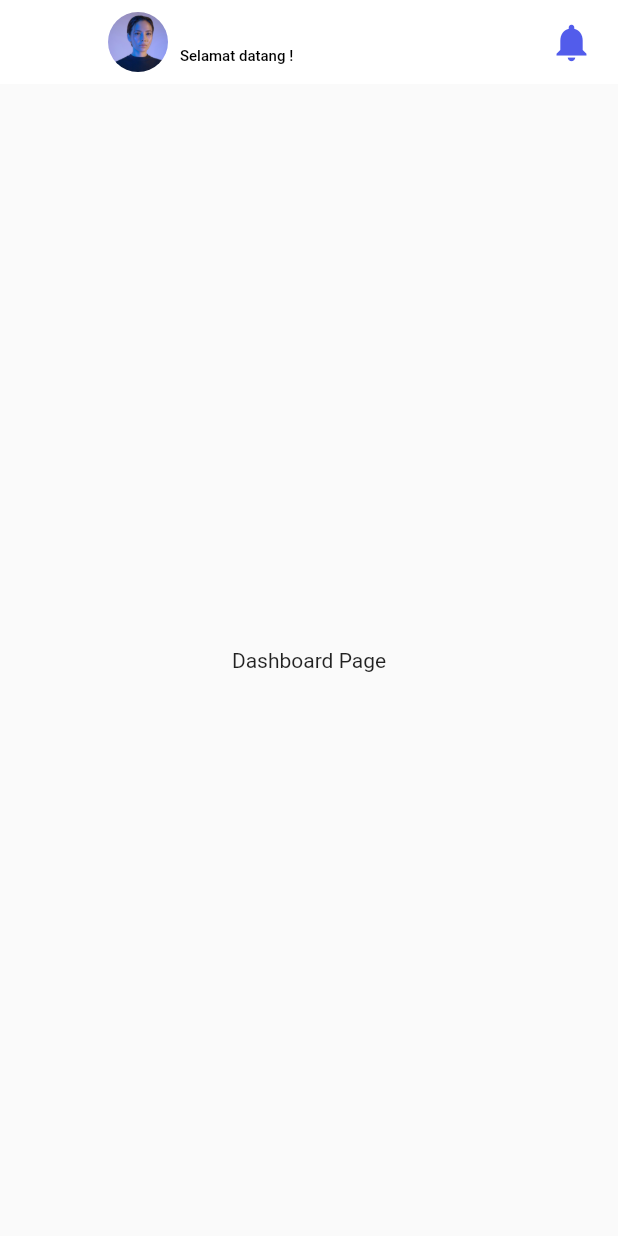
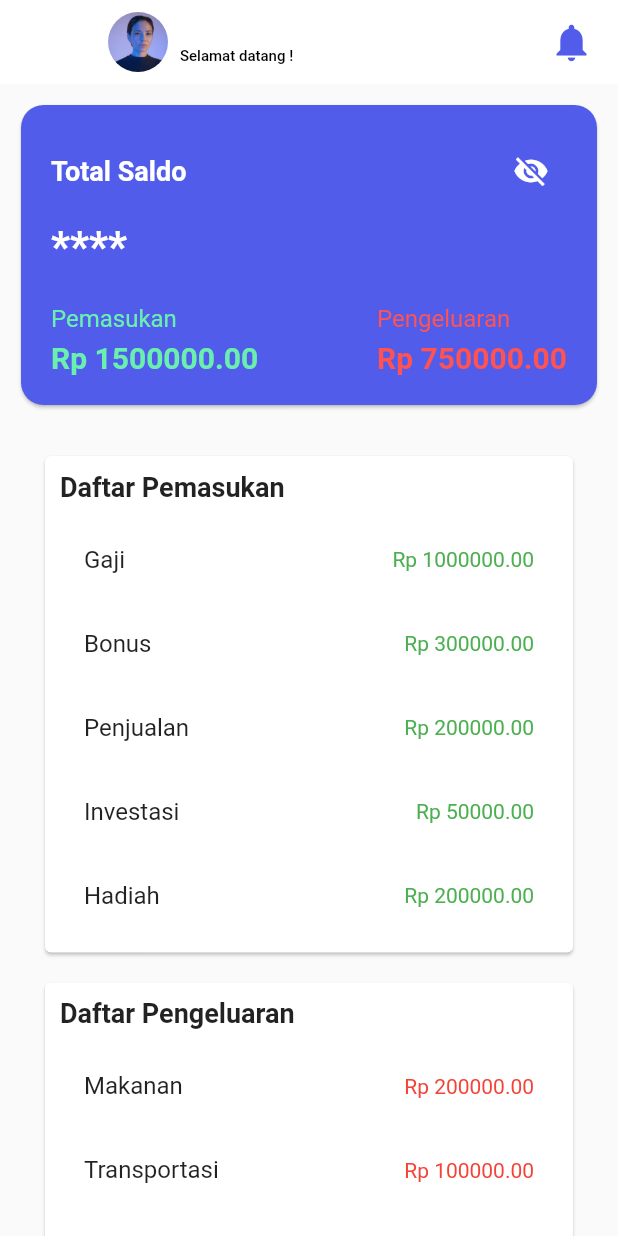
Before and after one commit to Wahyu-Sedana/AkuntansiApp, a Flutter app: the DashboardPage screen opened by its route, on a phone screen of 412 x 824 dp. Run offline on Flutter 3.47's test engine with Material 2 defaults, Android fonts, the phone set to English and light mode, and no system bars; our stand-ins replace connectivity_plus, dartz, dio, equatable, flutter_smart_dialog, fluttertoast and 2 more; missing offline and left inert: dio_logger; accounts and stored records are empty.

Commit message:
feat: add card payment n list transacation design

```diff
--- a/akuntansi_client/lib/core/utils/injection.dart
+++ b/akuntansi_client/lib/core/utils/injection.dart
@@ -1,4 +1,6 @@
 import 'package:akuntansi_client/core/utils/session.dart';
+import 'package:akuntansi_client/features/dashboard/presentation/providers/dashboard_provider.dart';
+import 'package:akuntansi_client/features/dashboard/presentation/providers/transaction_provider.dart';
 import 'package:akuntansi_client/features/home/presentation/providers/home_provider.dart';
 import 'package:akuntansi_client/features/register/data/datasources/register_datasource.dart';
 import 'package:akuntansi_client/features/register/data/repositories/register_repository_implementation.dart';
@@ -74,6 +76,8 @@ Future<void> init() async {
       () => DoRegister(repository: locator<RegisterRepository>()));
 
   //providers
+  locator.registerFactory<DashboardProvider>(() => DashboardProvider());
+  locator.registerFactory<TransactionProvider>(() => TransactionProvider());
   locator.registerFactory(
     () => SplashProvider(getCurrency: locator<GetCurrency>()),
   );
--- /dev/null
+++ b/akuntansi_client/lib/features/dashboard/data/models/transaction.dart
@@ -0,0 +1,6 @@
+class TransactionModel {
+  final String description;
+  final double amount;
+
+  TransactionModel({required this.description, required this.amount});
+}
--- a/akuntansi_client/lib/features/dashboard/presentation/pages/dashboard_page.dart
+++ b/akuntansi_client/lib/features/dashboard/presentation/pages/dashboard_page.dart
@@ -1,11 +1,18 @@
 import 'package:akuntansi_client/core/utils/colors.dart';
 import 'package:akuntansi_client/core/utils/injection.dart';
 import 'package:akuntansi_client/core/utils/session.dart';
+import 'package:akuntansi_client/features/dashboard/presentation/widgets/card_payment.dart';
 import 'package:flutter/material.dart';
+
+import '../widgets/list_transaction.dart';
 
 class DashboardPage extends StatelessWidget {
   const DashboardPage({Key? key}) : super(key: key);
   static const routeName = "/dashboard";
+
+  get pemasukanList => null;
+
+  get pengeluaranList => null;
 
   @override
   Widget build(BuildContext context) {
@@ -62,9 +69,18 @@ class DashboardPage extends StatelessWidget {
             ],
           ),
         ),
-      body: const Center(
-        child: Text('Dashboard Page'),
+        body: SingleChildScrollView(
+          child: Container(
+            padding: EdgeInsets.all(10),
+            child: Column(
+              children: [
+                CardPaymentWidget(),
+                SizedBox(height: 20),
+                TransactionListWidget(isPemasukan: true),
+                TransactionListWidget(isPemasukan: false),
+              ],
             ),
-    );
+          ),
+        ));
   }
 }
--- /dev/null
+++ b/akuntansi_client/lib/features/dashboard/presentation/providers/dashboard_provider.dart
@@ -0,0 +1,33 @@
+import 'package:flutter/material.dart';
+
+class DashboardProvider with ChangeNotifier {
+  double _totalSaldo = 5000000;
+  double _totalPemasukan = 1500000;
+  double _totalPengeluaran = 750000;
+  bool _isSaldoVisible = false;
+
+  double get totalSaldo => _totalSaldo;
+  double get totalPemasukan => _totalPemasukan;
+  double get totalPengeluaran => _totalPengeluaran;
+  bool get isSaldoVisible => _isSaldoVisible;
+
+  void toggleSaldoVisibility() {
+    _isSaldoVisible = !_isSaldoVisible;
+    notifyListeners();
+  }
+
+  void updateSaldo(double newSaldo) {
+    _totalSaldo = newSaldo;
+    notifyListeners();
+  }
+
+  void updatePemasukan(double newPemasukan) {
+    _totalPemasukan = newPemasukan;
+    notifyListeners();
+  }
+
+  void updatePengeluaran(double newPengeluaran) {
+    _totalPengeluaran = newPengeluaran;
+    notifyListeners();
+  }
+}
--- /dev/null
+++ b/akuntansi_client/lib/features/dashboard/presentation/providers/transaction_provider.dart
@@ -0,0 +1,24 @@
+import 'package:flutter/material.dart';
+
+import '../../data/models/transaction.dart';
+
+class TransactionProvider with ChangeNotifier {
+  final List<TransactionModel> _pemasukanList = [
+    TransactionModel(description: "Gaji", amount: 1000000),
+    TransactionModel(description: "Bonus", amount: 300000),
+    TransactionModel(description: "Penjualan", amount: 200000),
+    TransactionModel(description: "Investasi", amount: 50000),
+    TransactionModel(description: "Hadiah", amount: 200000),
+  ];
+
+  final List<TransactionModel> _pengeluaranList = [
+    TransactionModel(description: "Makanan", amount: 200000),
+    TransactionModel(description: "Transportasi", amount: 100000),
+    TransactionModel(description: "Belanja", amount: 300000),
+    TransactionModel(description: "Hiburan", amount: 100000),
+    TransactionModel(description: "Tagihan", amount: 50000),
+  ];
+
+  List<TransactionModel> get pemasukanList => _pemasukanList;
+  List<TransactionModel> get pengeluaranList => _pengeluaranList;
+}
--- /dev/null
+++ b/akuntansi_client/lib/features/dashboard/presentation/widgets/card_payment.dart
@@ -0,0 +1,110 @@
+import 'package:akuntansi_client/features/dashboard/presentation/providers/dashboard_provider.dart';
+import 'package:flutter/material.dart';
+import 'package:provider/provider.dart';
+import 'package:akuntansi_client/core/utils/colors.dart';
+
+class CardPaymentWidget extends StatelessWidget {
+  const CardPaymentWidget({super.key});
+
+  @override
+  Widget build(BuildContext context) {
+    return Consumer<DashboardProvider>(
+      builder: (context, saldoProvider, child) {
+        return Card(
+          color: primaryDarkColor,
+          shape: RoundedRectangleBorder(borderRadius: BorderRadius.circular(15.0)),
+          child: Container(
+            padding: EdgeInsets.all(20.0),
+            height: 200,
+            child: Column(
+              crossAxisAlignment: CrossAxisAlignment.start,
+              children: [
+                Row(
+                  mainAxisAlignment: MainAxisAlignment.spaceBetween,
+                  children: [
+                    Text(
+                      'Total Saldo',
+                      style: TextStyle(
+                        color: Colors.white,
+                        fontSize: 18,
+                        fontWeight: FontWeight.bold,
+                      ),
+                    ),
+                    IconButton(
+                      icon: Icon(
+                        saldoProvider.isSaldoVisible ? Icons.visibility : Icons.visibility_off,
+                        color: Colors.white,
+                      ),
+                      onPressed: () {
+                        saldoProvider.toggleSaldoVisibility();
+                      },
+                    ),
+                  ],
+                ),
+                SizedBox(height: 10),
+                Text(
+                  saldoProvider.isSaldoVisible
+                      ? 'Rp ${saldoProvider.totalSaldo.toStringAsFixed(2)}'
+                      : '****',
+                  style: TextStyle(
+                    color: Colors.white,
+                    fontSize: 28,
+                    fontWeight: FontWeight.bold,
+                  ),
+                ),
+                Spacer(),
+                Row(
+                  mainAxisAlignment: MainAxisAlignment.spaceBetween,
+                  children: [
+                    Column(
+                      crossAxisAlignment: CrossAxisAlignment.start,
+                      children: [
+                        Text(
+                          'Pemasukan',
+                          style: TextStyle(
+                            color: Colors.greenAccent,
+                            fontSize: 16,
+                          ),
+                        ),
+                        SizedBox(height: 5),
+                        Text(
+                          'Rp ${saldoProvider.totalPemasukan.toStringAsFixed(2)}',
+                          style: TextStyle(
+                            color: Colors.greenAccent,
+                            fontSize: 20,
+                            fontWeight: FontWeight.bold,
+                          ),
+                        ),
+                      ],
+                    ),
+                    Column(
+                      crossAxisAlignment: CrossAxisAlignment.start,
+                      children: [
+                        Text(
+                          'Pengeluaran',
+                          style: TextStyle(
+                            color: Colors.redAccent,
+                            fontSize: 16,
+                          ),
+                        ),
+                        SizedBox(height: 5),
+                        Text(
+                          'Rp ${saldoProvider.totalPengeluaran.toStringAsFixed(2)}',
+                          style: TextStyle(
+                            color: Colors.redAccent,
+                            fontSize: 20,
+                            fontWeight: FontWeight.bold,
+                          ),
+                        ),
+                      ],
+                    ),
+                  ],
+                ),
+              ],
+            ),
+          ),
+        );
+      },
+    );
+  }
+}
--- /dev/null
+++ b/akuntansi_client/lib/features/dashboard/presentation/widgets/list_transaction.dart
@@ -0,0 +1,52 @@
+import 'package:akuntansi_client/features/dashboard/data/models/transaction.dart';
+import 'package:akuntansi_client/features/dashboard/presentation/pages/dashboard_page.dart';
+import 'package:akuntansi_client/features/dashboard/presentation/providers/transaction_provider.dart';
+import 'package:flutter/material.dart';
+import 'package:provider/provider.dart';
+
+class TransactionListWidget extends StatelessWidget {
+  final bool isPemasukan;
+
+  const TransactionListWidget({required this.isPemasukan, Key? key}) : super(key: key);
+
+  @override
+  Widget build(BuildContext context) {
+    return Consumer<TransactionProvider>(
+      builder: (context, provider, child) {
+        List<TransactionModel> transactions =
+            isPemasukan ? provider.pemasukanList : provider.pengeluaranList;
+
+        return Card(
+          margin: EdgeInsets.symmetric(vertical: 10, horizontal: 20),
+          child: Padding(
+            padding: EdgeInsets.all(10),
+            child: Column(
+              crossAxisAlignment: CrossAxisAlignment.start,
+              children: [
+                Text(
+                  isPemasukan ? 'Daftar Pemasukan' : 'Daftar Pengeluaran',
+                  style: TextStyle(
+                    fontSize: 18,
+                    fontWeight: FontWeight.bold,
+                  ),
+                ),
+                SizedBox(height: 10),
+                ...transactions.map((transaction) {
+                  return ListTile(
+                    title: Text(transaction.description),
+                    trailing: Text(
+                      'Rp ${transaction.amount.toStringAsFixed(2)}',
+                      style: TextStyle(
+                        color: isPemasukan ? Colors.green : Colors.red,
+                      ),
+                    ),
+                  );
+                }).toList(),
+              ],
+            ),
+          ),
+        );
+      },
+    );
+  }
+}
--- a/akuntansi_client/lib/features/profile/presentation/pages/profile_page.dart
+++ b/akuntansi_client/lib/features/profile/presentation/pages/profile_page.dart
@@ -17,11 +17,11 @@ class ProfilePage extends StatelessWidget {
         child: Column(
           mainAxisAlignment: MainAxisAlignment.center,
           children: [
-            Text(
+            const Text(
               'Profile Page',
               style: TextStyle(fontSize: 20),
             ),
-            SizedBox(height: 20),
+            const SizedBox(height: 20),
             ElevatedButton(
               onPressed: () {
                 showDialog(
@@ -34,7 +34,7 @@ class ProfilePage extends StatelessWidget {
                   ),
                 );
               },
-              child: Text('Logout'),
+              child: const Text('Logout'),
             ),
           ],
         ),
--- a/akuntansi_client/lib/main_app.dart
+++ b/akuntansi_client/lib/main_app.dart
@@ -1,4 +1,6 @@
 import 'package:akuntansi_client/core/utils/injection.dart';
+import 'package:akuntansi_client/features/dashboard/presentation/providers/dashboard_provider.dart';
+import 'package:akuntansi_client/features/dashboard/presentation/providers/transaction_provider.dart';
 import 'package:akuntansi_client/features/forgotPassword/presentation/pages/forgot_password_page.dart';
 import 'package:akuntansi_client/features/home/presentation/pages/home_page.dart';
 import 'package:akuntansi_client/features/login/presentation/pages/login_page.dart';
@@ -22,6 +24,11 @@ class MainApp extends StatelessWidget {
         ChangeNotifierProvider<SplashProvider>(
           create: (context) => locator<SplashProvider>(),
         ),
+        ChangeNotifierProvider<DashboardProvider>(
+          create: (context) => locator<DashboardProvider>(),
+        ),
+        ChangeNotifierProvider<TransactionProvider>(
+            create: (context) => locator<TransactionProvider>())
       ],
       child: MaterialApp(
         debugShowCheckedModeBanner: false,
```
Lines whose indentation alone changed are shown as unchanged.
